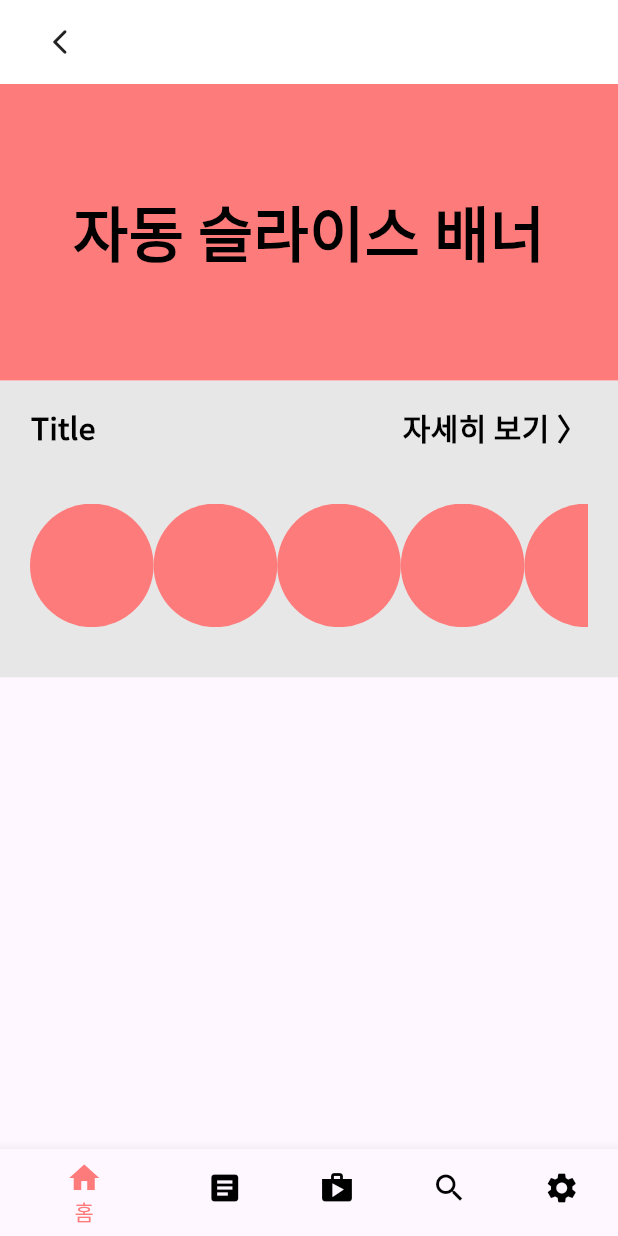
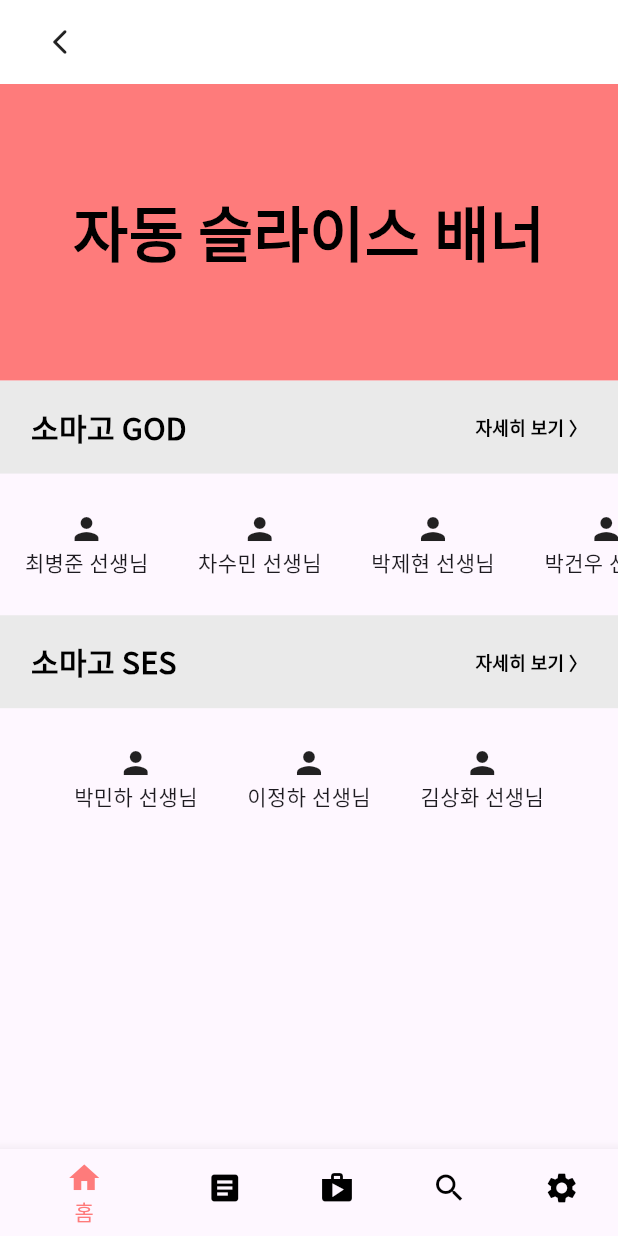
Before and after one commit to hyeonjoonpark/BSSM_Choi_Fan_APP, a Flutter app: the screen it shows after launch, on a phone screen of 412 x 824 dp. Run offline on Flutter 3.47's test engine with Material 3 defaults, Android fonts, the phone set to English and light mode, and no system bars; our stand-ins replace flutter_screenutil, get.

Commit message:
FEAT: add list

```diff
--- a/lib/ui/screen/main_screen.dart
+++ b/lib/ui/screen/main_screen.dart
@@ -15,6 +15,19 @@ class MainScreen extends StatefulWidget {
 }
 
 class _MainScreenState extends State<MainScreen> {
+  List<Map<String, String>> somaGOD = [
+    {"image": "", "name": "최병준 선생님"},
+    {"image": "", "name": "차수민 선생님"},
+    {"image": "", "name": "박제현 선생님"},
+    {"image": "", "name": "박건우 선생님"},
+  ];
+
+  List<Map<String, String>> somaSES = [
+    {"image": "", "name": "박민하 선생님"},
+    {"image": "", "name": "이정하 선생님"},
+    {"image": "", "name": "김상화 선생님"},
+  ];
+
   @override
   Widget build(BuildContext context) {
     return ScreenUtilInit(
@@ -40,15 +53,20 @@ class _MainScreenState extends State<MainScreen> {
                 ),
               ),
               SingleChildScrollView(
-                child: Container(
-                  width: double.infinity,
-                  height: 0.24.sh,
+                scrollDirection: Axis.horizontal,
+                child: Row(
+                  children: [
+                    Container(
+                      width: 1.0.sw,
+                      // decoration: const BoxDecoration(
+                      //   color: MainColors.grey,
+                      // ),
+                      child: Column(
+                        children: [
+                          Container(
                             decoration: const BoxDecoration(
                               color: MainColors.grey,
                             ),
-                  child: Column(
-                    children: [
-                      Container(
                             width: double.infinity,
                             padding: EdgeInsets.symmetric(
                               horizontal: 0.05.sw,
@@ -58,79 +76,108 @@ class _MainScreenState extends State<MainScreen> {
                               mainAxisAlignment: MainAxisAlignment.spaceBetween,
                               children: [
                                 Text(
-                              "Title",
+                                  "소마고 GOD",
                                   style: MainTextStyle.bold_20,
                                 ),
                                 Text(
                                   "자세히 보기 〉",
-                              style: MainTextStyle.bold_20,
+                                  style: MainTextStyle.bold_12,
                                 ),
                               ],
                             ),
                           ),
-                      Padding(
-                        padding: const EdgeInsets.all(20),
-                        child: SingleChildScrollView(
+                          SizedBox(
+                            height: 0.02.sh,
+                          ),
+                          SingleChildScrollView(
                             scrollDirection: Axis.horizontal,
                             child: Row(
-                            mainAxisAlignment: MainAxisAlignment.start,
+                              children: somaGOD
+                                  .map((entry) => Padding(
+                                        padding: EdgeInsets.symmetric(
+                                          vertical: 0.01.sh,
+                                          horizontal: 0.02.sh,
+                                        ),
+                                        child: Column(
+                                          mainAxisAlignment:
+                                              MainAxisAlignment.start,
                                           children: [
-                              Container(
-                                width: 0.2.sw,
-                                height: 0.1.sh,
-                                decoration: BoxDecoration(
-                                  color: MainColors.primary,
-                                  borderRadius: BorderRadius.all(
-                                    Radius.circular(50.r),
+                                            const Icon(
+                                              Icons.person,
+                                            ),
+                                            const SizedBox(
+                                              width: 8,
+                                            ), // 아이콘과 텍스트 사이의 가로 간격 조정
+                                            Text(
+                                              entry["name"] ?? "",
+                                            ), // 텍스트를 아이콘 오른쪽으로 배치
+                                          ],
+                                        ),
+                                      ))
+                                  .toList(),
                             ),
                           ),
+                          SizedBox(
+                            height: 0.02.sh,
                           ),
                           Container(
-                                width: 0.2.sw,
-                                height: 0.1.sh,
-                                decoration: BoxDecoration(
-                                  color: MainColors.primary,
-                                  borderRadius: BorderRadius.all(
-                                    Radius.circular(50.r),
+                            decoration: const BoxDecoration(
+                              color: MainColors.grey,
+                            ),
+                            width: double.infinity,
+                            padding: EdgeInsets.symmetric(
+                              horizontal: 0.05.sw,
+                              vertical: 0.02.sh,
+                            ),
+                            child: const Row(
+                              mainAxisAlignment: MainAxisAlignment.spaceBetween,
+                              children: [
+                                Text(
+                                  "소마고 SES",
+                                  style: MainTextStyle.bold_20,
+                                ),
+                                Text(
+                                  "자세히 보기 〉",
+                                  style: MainTextStyle.bold_12,
+                                ),
+                              ],
                             ),
                           ),
+                          SizedBox(
+                            height: 0.02.sh,
                           ),
-                              Container(
-                                width: 0.2.sw,
-                                height: 0.1.sh,
-                                decoration: BoxDecoration(
-                                  color: MainColors.primary,
-                                  borderRadius: BorderRadius.all(
-                                    Radius.circular(50.r),
+                          SingleChildScrollView(
+                            scrollDirection: Axis.horizontal,
+                            child: Row(
+                              children: somaSES
+                                  .map((entry) => Padding(
+                                        padding: EdgeInsets.symmetric(
+                                          vertical: 0.01.sh,
+                                          horizontal: 0.02.sh,
                                         ),
+                                        child: Column(
+                                          mainAxisAlignment:
+                                              MainAxisAlignment.start,
+                                          children: [
+                                            const Icon(
+                                              Icons.person,
                                             ),
+                                            const SizedBox(
+                                              width: 8,
+                                            ), // 아이콘과 텍스트 사이의 가로 간격 조정
+                                            Text(
+                                              entry["name"] ?? "",
+                                            ), // 텍스트를 아이콘 오른쪽으로 배치
+                                          ],
                                         ),
-                              Container(
-                                width: 0.2.sw,
-                                height: 0.1.sh,
-                                decoration: BoxDecoration(
-                                  color: MainColors.primary,
-                                  borderRadius: BorderRadius.all(
-                                    Radius.circular(50.r),
-                                  ),
-                                ),
-                              ),
-                              Container(
-                                width: 0.2.sw,
-                                height: 0.1.sh,
-                                decoration: BoxDecoration(
-                                  color: MainColors.primary,
-                                  borderRadius: BorderRadius.all(
-                                    Radius.circular(50.r),
-                                  ),
+                                      ))
+                                  .toList(),
                             ),
                           ),
                         ],
                       ),
                     ),
-                      ),
                   ],
-                  ),
                 ),
               ),
             ],
--- a/lib/utils/colors/colors.dart
+++ b/lib/utils/colors/colors.dart
@@ -5,5 +5,5 @@ class MainColors {
   static const Color primary = Color(0xFFFE7B7B);
   static const Color black = Color(0xFF000000);
   static const Color white = Color(0xFFFFFFFF);
-  static const Color grey = Color(0xFFE7E7E7);
+  static const Color grey = Color(0xFFEAEAEA);
 }
--- a/lib/utils/fonts/main_text_style.dart
+++ b/lib/utils/fonts/main_text_style.dart
@@ -37,4 +37,11 @@ class MainTextStyle {
     color: MainColors.black,
     fontWeight: FontWeight.w700,
   );
+  static const bold_12 = TextStyle(
+    fontFamily: "Noto_Sans_KR",
+    fontStyle: FontStyle.normal,
+    fontSize: 12.0,
+    color: MainColors.black,
+    fontWeight: FontWeight.w700,
+  );
 }
```
Lines whose indentation alone changed are shown as unchanged.
